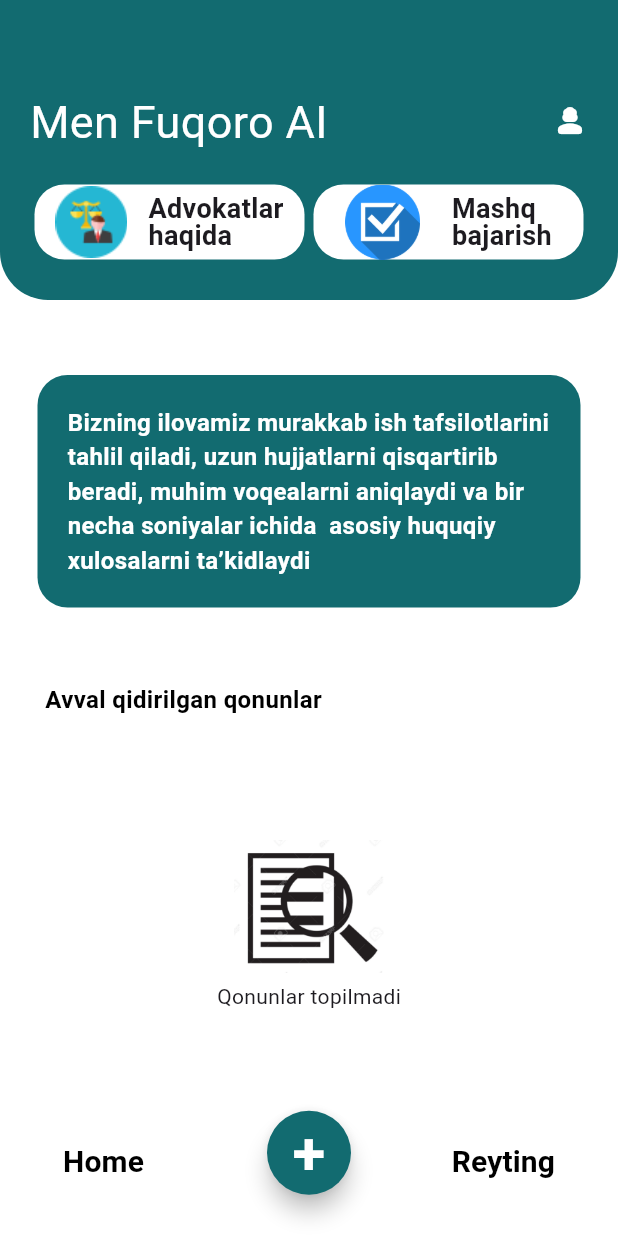
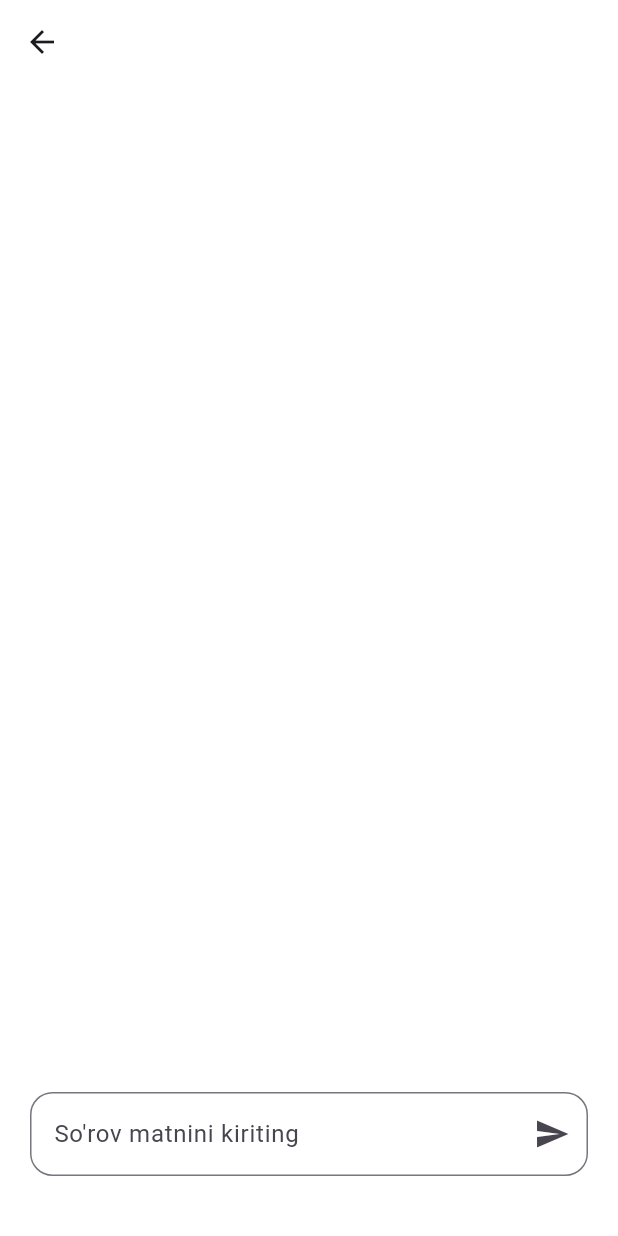
Before and after one commit to Primberdiyev/Men-Fuqoro-AI-Winners, a Flutter app: the HomePage screen opened by its route, after a tap on an icon or button, on a phone screen of 412 x 824 dp. Run offline on Flutter 3.47's test engine with Material 3 defaults, Android fonts, the phone set to English and light mode, and no system bars; our stand-ins replace firebase_core; accounts and stored records are empty; project files that could hold a hidden picture were left out.

Commit message:
law base is added

```diff
--- /dev/null
+++ b/lib/features/main/pages/chat_page.dart
@@ -0,0 +1,55 @@
+import 'package:flutter/material.dart';
+import 'package:men_fuqoro_ai/features/utils/app_colors.dart';
+import 'package:men_fuqoro_ai/features/utils/app_texts.dart';
+
+class ChatPage extends StatefulWidget {
+  const ChatPage({super.key});
+
+  @override
+  State<ChatPage> createState() => _ChatPageState();
+}
+
+class _ChatPageState extends State<ChatPage> {
+  final TextEditingController _controller = TextEditingController();
+  @override
+  Widget build(BuildContext context) {
+    return Scaffold(
+      appBar: AppBar(
+        backgroundColor: Colors.transparent,
+        leading: IconButton(
+          onPressed: () {
+            Navigator.pop(context);
+          },
+          icon: Icon(Icons.arrow_back),
+        ),
+      ),
+      body: Column(
+        children: [],
+      ),
+      bottomNavigationBar: Padding(
+        padding: EdgeInsets.only(left: 20, right: 20, bottom: 40),
+        child: SizedBox(
+          child: TextField(
+            controller: _controller,
+            decoration: InputDecoration(
+              hintText: AppTexts.typeMessage,
+              focusedBorder: OutlineInputBorder(
+                borderSide: BorderSide(
+                  color: AppColors.gray,
+                ),
+              ),
+              border: OutlineInputBorder(
+                borderRadius: BorderRadius.circular(15),
+                borderSide: BorderSide(color: AppColors.gray),
+              ),
+              suffixIcon: IconButton(
+                icon: Icon(Icons.send),
+                onPressed: () {},
+              ),
+            ),
+          ),
+        ),
+      ),
+    );
+  }
+}
--- a/lib/features/main/pages/home_page.dart
+++ b/lib/features/main/pages/home_page.dart
@@ -1,5 +1,6 @@
 import 'package:flutter/material.dart';
 import 'package:men_fuqoro_ai/features/main/widgets/home_page_top.dart';
+import 'package:men_fuqoro_ai/features/routes/route_names.dart';
 import 'package:men_fuqoro_ai/features/utils/app_colors.dart';
 import 'package:men_fuqoro_ai/features/utils/app_images.dart';
 import 'package:men_fuqoro_ai/features/utils/app_text_styles.dart';
@@ -96,7 +97,9 @@ class HomePage extends StatelessWidget {
         child: FloatingActionButton(
           backgroundColor: AppColors.mainColor,
           shape: CircleBorder(),
-          onPressed: () {},
+          onPressed: () {
+            Navigator.pushNamed(context, RouteNames.chat);
+          },
           child: Text(
             '+',
             style: TextStyle(
--- a/lib/features/routes/app_routes.dart
+++ b/lib/features/routes/app_routes.dart
@@ -1,5 +1,6 @@
 import 'package:flutter/material.dart';
 import 'package:men_fuqoro_ai/features/introduction/intro_page.dart';
+import 'package:men_fuqoro_ai/features/main/pages/chat_page.dart';
 import 'package:men_fuqoro_ai/features/main/pages/home_page.dart';
 import 'package:men_fuqoro_ai/features/routes/route_names.dart';
 
@@ -13,6 +14,10 @@ Route generateRoute(RouteSettings settings) {
       return MaterialPageRoute(
         builder: (_) => HomePage(),
       );
+    case RouteNames.chat:
+      return MaterialPageRoute(
+        builder: (_) => ChatPage(),
+      );
   }
   return MaterialPageRoute(
     builder: (_) => IntroPage(),
--- a/lib/features/routes/route_names.dart
+++ b/lib/features/routes/route_names.dart
@@ -1,4 +1,5 @@
 class RouteNames {
   static const intro = '/intro';
   static const home = '/home';
+  static const chat = '/chat';
 }
--- a/lib/features/utils/app_texts.dart
+++ b/lib/features/utils/app_texts.dart
@@ -12,6 +12,7 @@ class AppTexts {
   static const stepInto =
       'Kelajangizni MenFuqoqo AI ilovasi bilan yanada yahshilang';
   static const menFuqoroAI = 'Men Fuqoro AI';
+  static const typeMessage = 'So\'rov matnini kiriting';
   static const home = 'Home';
   static const introduceLawyer = 'Advokatlar\nhaqida';
   static const doTask = 'Mashq\nbajarish';
--- a/pubspec.yaml
+++ b/pubspec.yaml
@@ -29,7 +29,8 @@ environment:
 # versions available, run `flutter pub outdated`.
 dependencies:
   flutter_svg: ^2.0.17
-
+  firebase_core: ^3.12.1
+  cloud_firestore: ^5.6.5
   flutter:
     sdk: flutter
 
```
Also changed, not shown: lib/features/main/laws/mehnat_kodeksi.dart (added, +186 -0 lines), lib/features/main/models/law_model.dart (added, +11 -0 lines), firebase.json (added), lib/firebase_options.dart (added), pubspec.lock, 16 other files.
